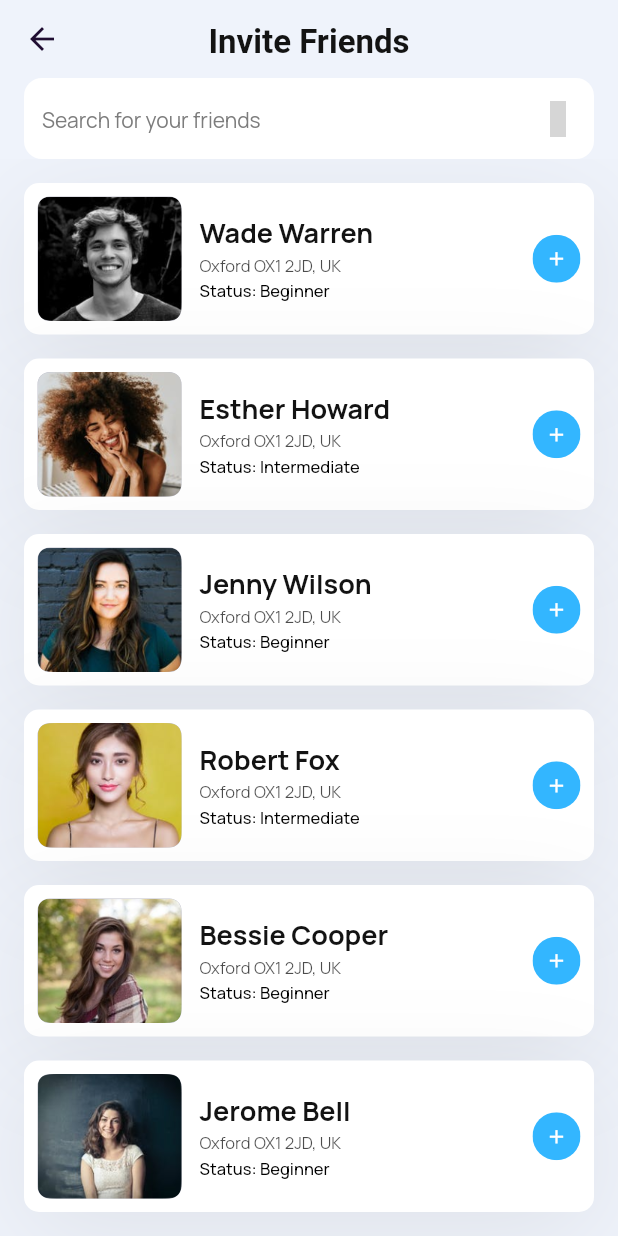
After one commit to Manuelkpatsu/learning_app, a Flutter app: the InviteFriendsScreen screen opened by its route, on a phone screen of 412 x 824 dp. The commit adds this screen. Run offline on Flutter 3.47's test engine with Material 2 defaults, Android fonts, the phone set to English and light mode, and no system bars; our stand-ins replace equatable, flutter_rating_bar, flutter_svg, google_fonts, iconly, pin_code_fields and 1 more; grey boxes are pictures that could not be loaded.

Commit message:
Implement invite friends screen

```diff
--- /dev/null
+++ b/lib/models/friend.dart
@@ -0,0 +1,22 @@
+import 'package:equatable/equatable.dart';
+
+enum Status { beginner, intermediate }
+
+class Friend extends Equatable {
+  final int id;
+  final String name;
+  final String image;
+  final String address;
+  final Status status;
+
+  const Friend({
+    required this.id,
+    required this.name,
+    required this.image,
+    required this.address,
+    required this.status,
+  });
+
+  @override
+  List<Object?> get props => [id, name, image, address, status];
+}
--- a/lib/router.dart
+++ b/lib/router.dart
@@ -9,6 +9,7 @@ import 'screen/auth/sign_up/sign_up_screen.dart';
 import 'screen/main/app.dart';
 import 'screen/main/explore/explore_screen.dart';
 import 'screen/main/home/home_screen.dart';
+import 'screen/main/invite_friends/invite_friends_screen.dart';
 import 'screen/main/my_courses/my_courses_screen.dart';
 import 'screen/main/profile/profile_screen.dart';
 import 'screen/main/progress/progress_screen.dart';
@@ -48,6 +49,8 @@ Route<dynamic> generateRoute(RouteSettings settings) {
       return MaterialPageRoute(builder: (_) => const MyCoursesScreen());
     case ProfileScreen.routeName:
       return MaterialPageRoute(builder: (_) => const ProfileScreen());
+    case InviteFriendsScreen.routeName:
+      return MaterialPageRoute(builder: (_) => const InviteFriendsScreen());
     default:
       return MaterialPageRoute(
         builder: (_) => Scaffold(
--- a/lib/screen/main/home/home_screen.dart
+++ b/lib/screen/main/home/home_screen.dart
@@ -2,6 +2,7 @@ import 'package:flutter/material.dart';
 import 'package:learning_app/models/category.dart';
 import 'package:learning_app/models/course.dart';
 import 'package:learning_app/models/instructor.dart';
+import 'package:learning_app/screen/main/invite_friends/invite_friends_screen.dart';
 import 'package:learning_app/screen/widget/category_tile/category_tile.dart';
 import 'package:learning_app/screen/widget/course_tile/course_tile.dart';
 import 'package:learning_app/screen/widget/see_more_button.dart';
@@ -187,7 +188,11 @@ class HomeScreen extends StatelessWidget {
             Row(
               crossAxisAlignment: CrossAxisAlignment.end,
               children: [
-                InviteButton(onPressed: () {}),
+                InviteButton(
+                  onPressed: () {
+                    Navigator.of(context).pushNamed(InviteFriendsScreen.routeName);
+                  },
+                ),
                 const SizedBox(width: 5),
                 const AppUserProfilePhoto(photo: 'assets/images/border-profile.png'),
               ],
--- /dev/null
+++ b/lib/screen/main/invite_friends/invite_friends_screen.dart
@@ -0,0 +1,106 @@
+import 'package:flutter/material.dart';
+import 'package:learning_app/models/friend.dart';
+import 'package:learning_app/screen/widget/app_bar_title.dart';
+import 'package:learning_app/screen/widget/search_text_field.dart';
+import 'package:learning_app/theme/custom_color.dart';
+
+import 'widget/friend_tile.dart';
+
+class InviteFriendsScreen extends StatefulWidget {
+  static const routeName = '/invite_friends';
+
+  const InviteFriendsScreen({Key? key}) : super(key: key);
+
+  @override
+  State<InviteFriendsScreen> createState() => _InviteFriendsScreenState();
+}
+
+class _InviteFriendsScreenState extends State<InviteFriendsScreen> {
+  final TextEditingController _searchController = TextEditingController();
+  final List<Friend> _friends = [
+    const Friend(
+      id: 1,
+      name: 'Wade Warren',
+      image: 'assets/images/friends/1.png',
+      address: 'Oxford OX1 2JD, UK',
+      status: Status.beginner,
+    ),
+    const Friend(
+      id: 2,
+      name: 'Esther Howard',
+      image: 'assets/images/friends/2.png',
+      address: 'Oxford OX1 2JD, UK',
+      status: Status.intermediate,
+    ),
+    const Friend(
+      id: 3,
+      name: 'Jenny Wilson',
+      image: 'assets/images/friends/3.png',
+      address: 'Oxford OX1 2JD, UK',
+      status: Status.beginner,
+    ),
+    const Friend(
+      id: 4,
+      name: 'Robert Fox',
+      image: 'assets/images/friends/4.png',
+      address: 'Oxford OX1 2JD, UK',
+      status: Status.intermediate,
+    ),
+    const Friend(
+      id: 5,
+      name: 'Bessie Cooper',
+      image: 'assets/images/friends/5.png',
+      address: 'Oxford OX1 2JD, UK',
+      status: Status.beginner,
+    ),
+    const Friend(
+      id: 6,
+      name: 'Jerome Bell',
+      image: 'assets/images/friends/6.png',
+      address: 'Oxford OX1 2JD, UK',
+      status: Status.beginner,
+    ),
+  ];
+
+  @override
+  void dispose() {
+    _searchController.dispose();
+    super.dispose();
+  }
+
+  @override
+  Widget build(BuildContext context) {
+    return Scaffold(
+      appBar: AppBar(
+        backgroundColor: CustomColor.scaffoldBackgroundColor,
+        title: const AppBarTitle(title: 'Invite Friends'),
+        centerTitle: true,
+        bottom: PreferredSize(
+          preferredSize: const Size.fromHeight(50),
+          child: Padding(
+            padding: const EdgeInsets.symmetric(horizontal: 16),
+            child: SearchTextField(
+              controller: _searchController,
+              hintText: 'Search for your friends',
+            ),
+          ),
+        ),
+      ),
+      body: ListView.builder(
+        padding: const EdgeInsets.all(16),
+        itemCount: _friends.length,
+        itemBuilder: (ctx, index) {
+          final friend = _friends[index];
+
+          return Padding(
+            padding: EdgeInsets.only(bottom: index == _friends.length - 1 ? 0 : 16),
+            child: FriendTile(
+              friend: friend,
+              onPressed: () {},
+            ),
+          );
+        },
+      ),
+    );
+  }
+}
--- /dev/null
+++ b/lib/screen/main/invite_friends/widget/address_text.dart
@@ -0,0 +1,22 @@
+import 'package:flutter/material.dart';
+
+class AddressText extends StatelessWidget {
+  final String address;
+
+  const AddressText({Key? key, required this.address}) : super(key: key);
+
+  @override
+  Widget build(BuildContext context) {
+    return Text(
+      address,
+      maxLines: 1,
+      overflow: TextOverflow.ellipsis,
+      style: TextStyle(
+        color: Colors.black.withOpacity(0.7),
+        fontSize: 11,
+        fontWeight: FontWeight.w400,
+        height: 1.54,
+      ),
+    );
+  }
+}
--- /dev/null
+++ b/lib/screen/main/invite_friends/widget/friend_image.dart
@@ -0,0 +1,24 @@
+import 'package:flutter/material.dart';
+import 'package:learning_app/theme/custom_color.dart';
+
+class FriendImage extends StatelessWidget {
+  final String image;
+
+  const FriendImage({Key? key, required this.image}) : super(key: key);
+
+  @override
+  Widget build(BuildContext context) {
+    return Container(
+      width: 96,
+      height: 83,
+      decoration: BoxDecoration(
+        color: CustomColor.imageBackgroundColor,
+        borderRadius: BorderRadius.circular(8),
+        image: DecorationImage(
+          image: AssetImage(image),
+          fit: BoxFit.cover,
+        ),
+      ),
+    );
+  }
+}
--- /dev/null
+++ b/lib/screen/main/invite_friends/widget/friend_name_text.dart
@@ -0,0 +1,23 @@
+import 'package:flutter/material.dart';
+import 'package:learning_app/theme/custom_color.dart';
+
+class FriendNameText extends StatelessWidget {
+  final String name;
+
+  const FriendNameText({Key? key, required this.name}) : super(key: key);
+
+  @override
+  Widget build(BuildContext context) {
+    return Text(
+      name,
+      maxLines: 1,
+      overflow: TextOverflow.ellipsis,
+      style: const TextStyle(
+        color: CustomColor.titleColor,
+        fontSize: 18,
+        fontWeight: FontWeight.w700,
+        height: 1.38,
+      ),
+    );
+  }
+}
--- /dev/null
+++ b/lib/screen/main/invite_friends/widget/friend_status_text.dart
@@ -0,0 +1,30 @@
+import 'package:flutter/material.dart';
+import 'package:learning_app/models/friend.dart';
+
+class FriendStatusText extends StatelessWidget {
+  final Status status;
+
+  const FriendStatusText({Key? key, required this.status}) : super(key: key);
+
+  @override
+  Widget build(BuildContext context) {
+    String statusText() {
+      switch (status) {
+        case Status.beginner:
+          return 'Beginner';
+        case Status.intermediate:
+          return 'Intermediate';
+      }
+    }
+
+    return Text(
+      'Status: ${statusText()}',
+      style: const TextStyle(
+        color: Colors.black,
+        fontSize: 11,
+        fontWeight: FontWeight.w500,
+        height: 1.54,
+      ),
+    );
+  }
+}
--- /dev/null
+++ b/lib/screen/main/invite_friends/widget/friend_tile.dart
@@ -0,0 +1,57 @@
+import 'package:flutter/material.dart';
+import 'package:learning_app/models/friend.dart';
+import 'package:learning_app/theme/custom_color.dart';
+
+import 'address_text.dart';
+import 'friend_image.dart';
+import 'friend_name_text.dart';
+import 'friend_status_text.dart';
+import 'invite_button.dart';
+
+class FriendTile extends StatelessWidget {
+  final Friend friend;
+  final VoidCallback? onPressed;
+
+  const FriendTile({
+    Key? key,
+    required this.friend,
+    required this.onPressed,
+  }) : super(key: key);
+
+  @override
+  Widget build(BuildContext context) {
+    return Ink(
+      padding: const EdgeInsets.all(9),
+      width: double.infinity,
+      decoration: BoxDecoration(
+        borderRadius: BorderRadius.circular(10),
+        color: Colors.white,
+        boxShadow: [
+          BoxShadow(
+            color: CustomColor.containerShadowColor.withOpacity(0.12),
+            offset: const Offset(0, 15),
+            blurRadius: 60,
+          ),
+        ],
+      ),
+      child: Row(
+        children: [
+          FriendImage(image: friend.image),
+          const SizedBox(width: 12),
+          Expanded(
+            child: Column(
+              crossAxisAlignment: CrossAxisAlignment.start,
+              children: [
+                FriendNameText(name: friend.name),
+                AddressText(address: friend.address),
+                FriendStatusText(status: friend.status),
+              ],
+            ),
+          ),
+          const SizedBox(width: 10),
+          InviteButton(onPressed: onPressed),
+        ],
+      ),
+    );
+  }
+}
--- /dev/null
+++ b/lib/screen/main/invite_friends/widget/invite_button.dart
@@ -0,0 +1,25 @@
+import 'package:flutter/material.dart';
+import 'package:learning_app/theme/custom_color.dart';
+
+class InviteButton extends StatelessWidget {
+  final VoidCallback? onPressed;
+
+  const InviteButton({Key? key, required this.onPressed}) : super(key: key);
+
+  @override
+  Widget build(BuildContext context) {
+    return Material(
+      type: MaterialType.canvas,
+      child: InkWell(
+        onTap: onPressed,
+        customBorder: const CircleBorder(),
+        child: Ink(
+          width: 32,
+          height: 32,
+          decoration: const BoxDecoration(color: CustomColor.blueColor, shape: BoxShape.circle),
+          child: const Icon(Icons.add, size: 15, color: Colors.white),
+        ),
+      ),
+    );
+  }
+}
--- /dev/null
+++ b/lib/screen/widget/app_bar_title.dart
@@ -0,0 +1,21 @@
+import 'package:flutter/material.dart';
+import 'package:learning_app/theme/custom_color.dart';
+
+class AppBarTitle extends StatelessWidget {
+  final String title;
+
+  const AppBarTitle({Key? key, required this.title}) : super(key: key);
+
+  @override
+  Widget build(BuildContext context) {
+    return Text(
+      title,
+      style: const TextStyle(
+        color: CustomColor.titleColor,
+        fontSize: 22,
+        fontWeight: FontWeight.w700,
+        height: 1.36,
+      ),
+    );
+  }
+}
--- /dev/null
+++ b/lib/screen/widget/search_text_field.dart
@@ -0,0 +1,67 @@
+import 'package:flutter/material.dart';
+import 'package:iconly/iconly.dart';
+import 'package:learning_app/theme/custom_color.dart';
+
+class SearchTextField extends StatelessWidget {
+  final TextEditingController controller;
+  final String hintText;
+  final void Function(String)? onChanged;
+
+  const SearchTextField({
+    Key? key,
+    required this.controller,
+    required this.hintText,
+    this.onChanged,
+  }) : super(key: key);
+
+  @override
+  Widget build(BuildContext context) {
+    return TextFormField(
+      autofocus: false,
+      controller: controller,
+      cursorColor: CustomColor.titleColor,
+      onChanged: onChanged,
+      style: const TextStyle(
+        fontSize: 16,
+        fontWeight: FontWeight.w400,
+        color: CustomColor.titleColor,
+        height: 1.5,
+      ),
+      decoration: InputDecoration(
+        contentPadding: const EdgeInsets.symmetric(horizontal: 12, vertical: 15),
+        suffixIcon: const Icon(IconlyLight.search, size: 24, color: CustomColor.yellowColor),
+        border: OutlineInputBorder(
+          borderRadius: BorderRadius.circular(12),
+          borderSide: BorderSide.none,
+        ),
+        enabledBorder: OutlineInputBorder(
+          borderRadius: BorderRadius.circular(12),
+          borderSide: BorderSide.none,
+        ),
+        focusedBorder: OutlineInputBorder(
+          borderRadius: BorderRadius.circular(12),
+          borderSide: BorderSide.none,
+        ),
+        errorBorder: OutlineInputBorder(
+          borderRadius: BorderRadius.circular(12),
+          borderSide: BorderSide.none,
+        ),
+        focusedErrorBorder: OutlineInputBorder(
+          borderRadius: BorderRadius.circular(12),
+          borderSide: const BorderSide(),
+        ),
+        filled: true,
+        fillColor: Colors.white,
+        hintText: hintText,
+        suffixIconColor: CustomColor.yellowColor,
+        hintStyle: const TextStyle(
+          fontSize: 14,
+          fontWeight: FontWeight.w400,
+          color: CustomColor.hintColor,
+          height: 1.5,
+        ),
+      ),
+      textInputAction: TextInputAction.search,
+    );
+  }
+}
```
